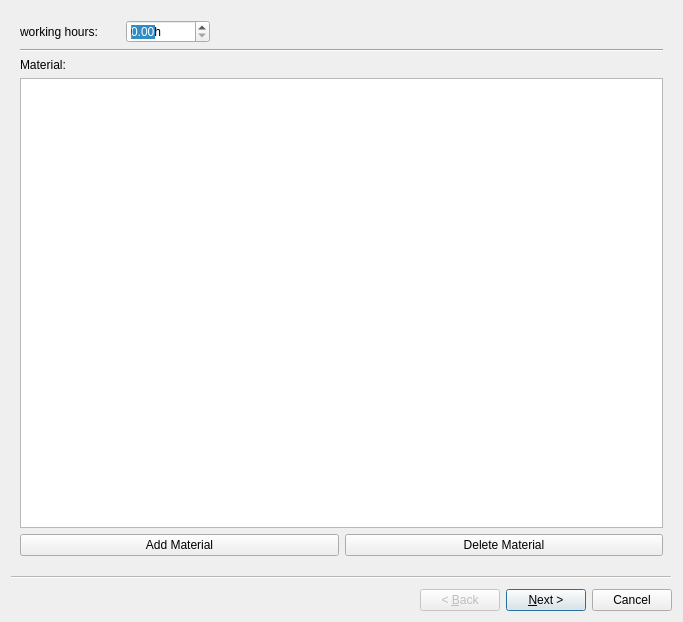
This is ui/wizards/abstractbillitemwizard.ui in PhilippParis/BusinessManager as Qt 5 draws it before an edit. The edited form follows.
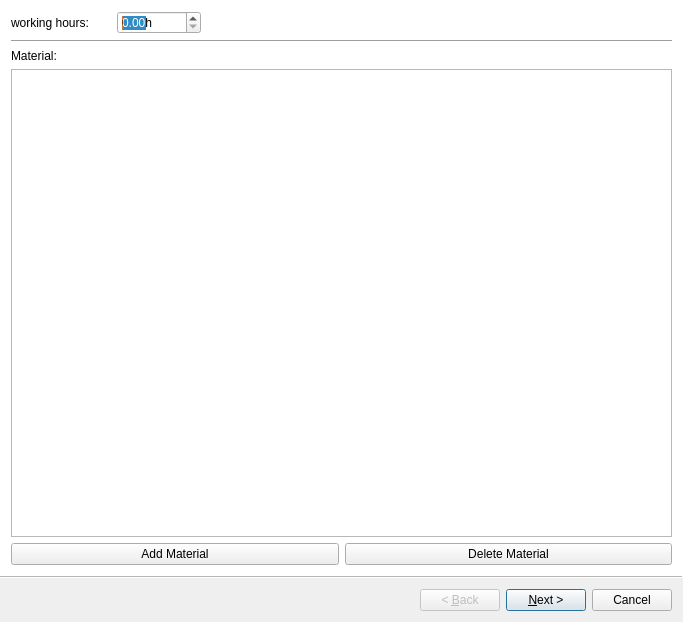
This is the edited form. Icons and pictures are not drawn.

Commit message: updated application style

Patch:
```diff
--- a/ui/wizards/abstractbillitemwizard.ui
+++ b/ui/wizards/abstractbillitemwizard.ui
@@ -13,6 +13,9 @@
   <property name="windowTitle">
    <string>Article</string>
   </property>
+  <property name="wizardStyle">
+   <enum>QWizard::ModernStyle</enum>
+  </property>
   <widget class="QWizardPage" name="wizardPage1">
    <layout class="QVBoxLayout" name="verticalLayout">
     <item>
```
The commit also changes 1 other file.
